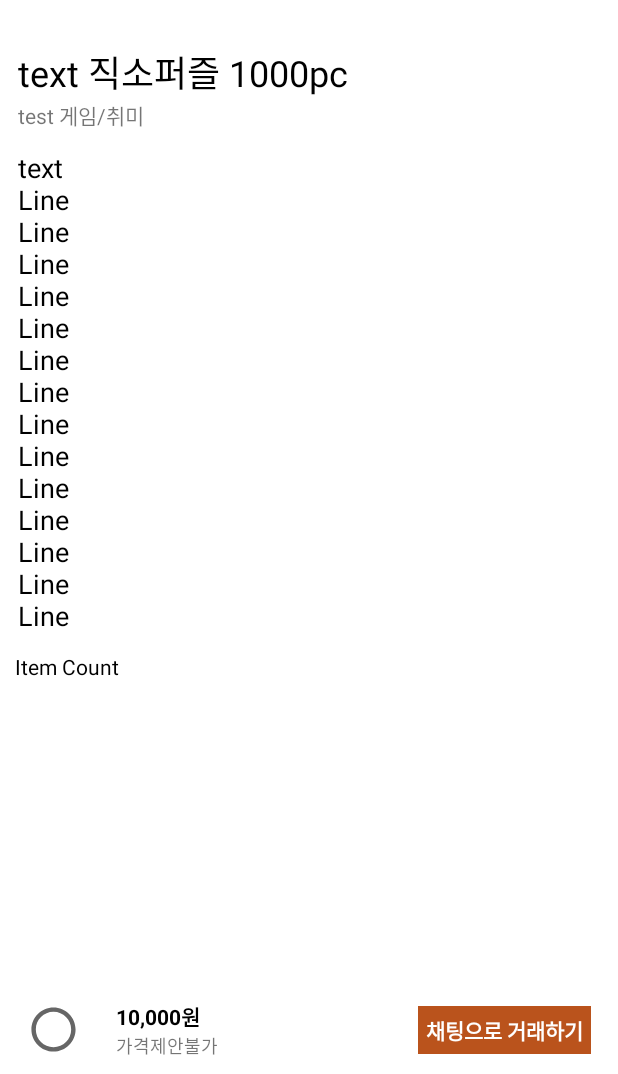
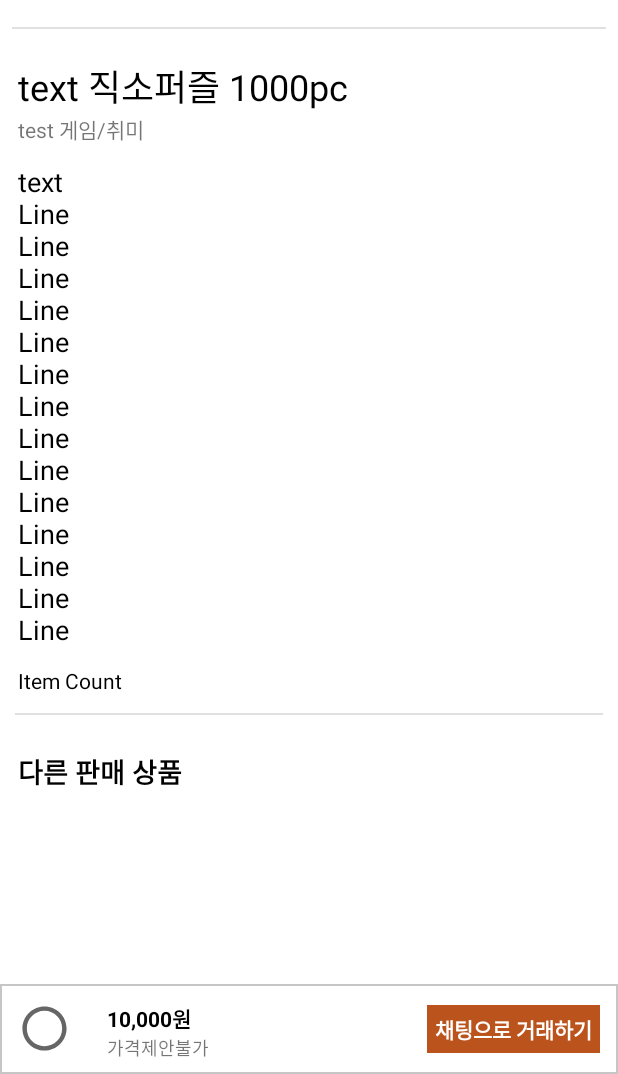
Before and after one commit to zzugoon/Project_Sharez, an Android app: the layout fragment_itempage.xml on its own in the app's theme, with its tools: preview values and no code run, on a phone screen of 412 x 824 dp, the part 162-1236 px from its top. Run offline under Robolectric (Android 15) with nearby library versions, the phone set to English and light mode, and no system bars; plain views replace CircleIndicator3.

Commit message:
little issue pix

```diff
--- a/app/src/main/java/com/ex/project_sharez/login/RegisterActivity.java
+++ b/app/src/main/java/com/ex/project_sharez/login/RegisterActivity.java
@@ -82,10 +82,10 @@ public class RegisterActivity extends AppCompatActivity {
     public String nGeo(){
         String nGeoreturn = "";
         GpsTracker tracker=new GpsTracker(getBaseContext());
-//        double latitude = tracker.getLatitude();//위도
-//        double longitude = tracker.getLongitude();//경도
-        double latitude = 37.45449524240399;//위도
-        double longitude = 126.71095688785545;//경도
+        double latitude = tracker.getLatitude();//위도
+        double longitude = tracker.getLongitude();//경도
+        /*double latitude = 37.45449524240399;//위도
+        double longitude = 126.71095688785545;//경도*/
         if(latitude!=0 && longitude!=0) {
             String Nurl = "https://naveropenapi.apigw.ntruss.com/map-reversegeocode/v2/gc?request=coordsToaddr&coords=" + longitude + "," + latitude + "&sourcecrs=epsg:4326&output=json&orders=roadaddr";
 //            String Nurl="https://naveropenapi.apigw.ntruss.com/map-reversegeocode/v2/gc?request=coordsToaddr&coords=126.71095688785545,37.45449524240399&sourcecrs=epsg:4326&output=json&orders=roadaddr";
--- a/app/src/main/res/layout/activity_login.xml
+++ b/app/src/main/res/layout/activity_login.xml
@@ -33,7 +33,7 @@
         android:layout_marginRight="8dp"
         android:ems="10"
         android:hint="비밀번호"
-        android:inputType="textPersonName"
+        android:inputType="textPassword"
         app:layout_constraintBottom_toBottomOf="parent"
         app:layout_constraintEnd_toEndOf="@+id/et_id"
         app:layout_constraintStart_toStartOf="@+id/et_id"
--- a/app/src/main/res/layout/fragment_bot_write.xml
+++ b/app/src/main/res/layout/fragment_bot_write.xml
@@ -37,8 +37,8 @@
             android:layout_width="match_parent"
             android:layout_height="match_parent"
             android:orientation="vertical"
-            android:paddingLeft="10dp"
-            android:paddingRight="10dp"
+            android:paddingLeft="14dp"
+            android:paddingRight="14dp"
             app:layout_constraintBottom_toBottomOf="parent"
             app:layout_constraintEnd_toEndOf="parent"
             app:layout_constraintStart_toStartOf="parent"
@@ -168,8 +168,8 @@
 
             <EditText
                 android:id="@+id/write_et_Substance"
-                android:layout_width="match_parent"
-                android:layout_height="280dp"
+                android:layout_width="wrap_content"
+                android:layout_height="match_parent"
                 android:layout_marginTop="8dp"
                 android:layout_marginBottom="8dp"
 
@@ -179,11 +179,6 @@
                 android:hint="게시글 내용을 작성해주세요. 가품 및 판매금지품목은 게시가 제한될 수 있어요."
                 android:inputType="textMultiLine" />
 
-            <View
-                android:id="@+id/divider5"
-                android:layout_width="match_parent"
-                android:layout_height="1dp"
-                android:background="?android:attr/listDivider" />
         </LinearLayout>
     </ScrollView>
 
@@ -191,6 +186,7 @@
         android:id="@+id/linearLayout"
         android:layout_width="match_parent"
         android:layout_height="wrap_content"
+        android:background="@drawable/bg_outline_strok"
         android:orientation="horizontal"
         android:paddingLeft="10dp"
         android:paddingTop="5dp"
--- a/app/src/main/res/layout/fragment_itempage.xml
+++ b/app/src/main/res/layout/fragment_itempage.xml
@@ -79,9 +79,12 @@
                     app:layout_constraintTop_toBottomOf="@+id/ipage_tv_nickname" />
             </androidx.constraintlayout.widget.ConstraintLayout>
 
-            <Space
+            <View
+                android:id="@+id/divider6"
                 android:layout_width="match_parent"
-                android:layout_height="20dp" />
+                android:layout_height="1dp"
+                android:layout_margin="8dp"
+                android:background="?android:attr/listDivider" />
 
             <TextView
                 android:id="@+id/ipage_tv_title"
@@ -89,6 +92,7 @@
                 android:layout_height="wrap_content"
                 android:layout_marginStart="12dp"
                 android:layout_marginLeft="12dp"
+                android:layout_marginTop="12dp"
                 android:layout_marginEnd="12dp"
                 android:layout_marginRight="12dp"
                 android:text="text 직소퍼즐 1000pc"
@@ -108,7 +112,7 @@
             <TextView
                 android:id="@+id/ipage_tv_substance"
                 android:layout_width="match_parent"
-                android:layout_height="wrap_content"
+                android:layout_height="match_parent"
                 android:layout_margin="12dp"
                 android:layout_weight="1"
                 android:text="text\nLine\nLine\nLine\nLine\nLine\nLine\nLine\nLine\nLine\nLine\nLine\nLine\nLine\nLine"
@@ -119,13 +123,34 @@
                 android:id="@+id/ipage_tv_count"
                 android:layout_width="match_parent"
                 android:layout_height="wrap_content"
+                android:layout_marginStart="12dp"
+                android:layout_marginLeft="12dp"
+                android:layout_marginEnd="12dp"
+                android:layout_marginRight="12dp"
+                android:text="Item Count"
+                android:textColor="@color/black" />
+
+            <View
+                android:id="@+id/divider7"
+                android:layout_width="match_parent"
+                android:layout_height="1dp"
                 android:layout_marginStart="10dp"
                 android:layout_marginLeft="10dp"
+                android:layout_marginTop="12dp"
                 android:layout_marginEnd="10dp"
                 android:layout_marginRight="10dp"
-                android:layout_marginBottom="10dp"
-                android:text="Item Count"
-                android:textColor="@color/black" />
+                android:layout_marginBottom="12dp"
+                android:background="?android:attr/listDivider" />
+
+            <TextView
+                android:id="@+id/ipage_tv_otheritem"
+                android:layout_width="match_parent"
+                android:layout_height="wrap_content"
+                android:layout_margin="12dp"
+                android:text="@string/itempage_otheritem"
+                android:textColor="@color/black"
+                android:textSize="18sp"
+                android:textStyle="bold" />
         </LinearLayout>
     </ScrollView>
 
@@ -133,11 +158,7 @@
         android:id="@+id/ip_cl_botBar"
         android:layout_width="match_parent"
         android:layout_height="0dp"
-        android:layout_marginStart="10dp"
-        android:layout_marginLeft="10dp"
-        android:layout_marginEnd="10dp"
-        android:layout_marginRight="10dp"
-        android:layout_marginBottom="10dp"
+        android:background="@drawable/bg_outline_strok"
         app:layout_constraintBottom_toBottomOf="parent"
         app:layout_constraintEnd_toEndOf="parent"
         app:layout_constraintStart_toStartOf="parent">
@@ -146,8 +167,7 @@
             android:id="@+id/ip_toggleBtn"
             android:layout_width="35dp"
             android:layout_height="35dp"
-            android:layout_marginStart="8dp"
-            android:layout_marginLeft="8dp"
+            android:layout_margin="12dp"
             android:background="@drawable/ic_baseline_radio_button_unchecked_24"
             android:textOff=" "
             android:textOn=" "
@@ -161,6 +181,7 @@
             android:layout_height="wrap_content"
             android:layout_marginStart="24dp"
             android:layout_marginLeft="24dp"
+            android:layout_marginTop="12dp"
             android:text="10,000원"
             android:textColor="@color/black"
             android:textStyle="bold"
@@ -182,8 +203,8 @@
             android:id="@+id/ip_tv_callChat"
             android:layout_width="wrap_content"
             android:layout_height="wrap_content"
-            android:layout_marginEnd="8dp"
-            android:layout_marginRight="8dp"
+            android:layout_marginEnd="12dp"
+            android:layout_marginRight="12dp"
             android:background="#BA531C"
             android:padding="5dp"
             android:text="채팅으로 거래하기"
--- a/app/src/main/res/values/strings.xml
+++ b/app/src/main/res/values/strings.xml
@@ -46,6 +46,8 @@
     <string name="category_a11">기타중고매물</string>
     <string name="category_a12">인기매물</string>
 
+    <string name="itempage_otheritem">다른 판매 상품</string>
+
     <string-array name="Category">
         <item>"디지털/가전"</item>
         <item>"가구/인테리어"</item>
```
